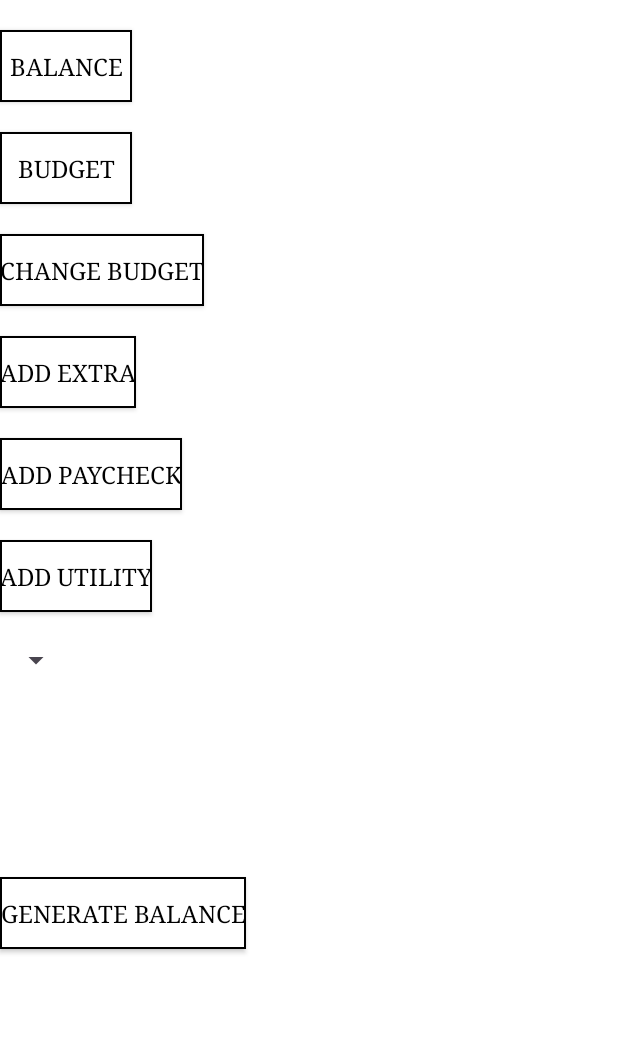
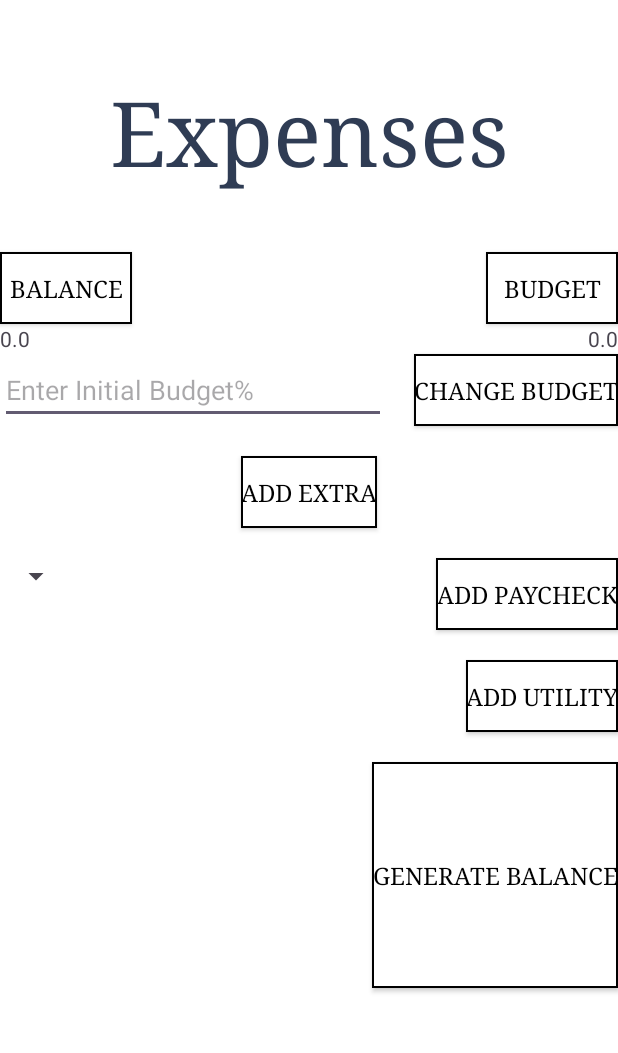
Before and after one commit to UTSA-CS-3443/UniWallet, an Android app: the ExpenseActivity screen opened directly, with no data from a screen before it, on a phone screen of 412 x 824 dp, the part 78-1131 px from its top. Run offline under Robolectric (Android 15) with nearby library versions, the phone set to English and light mode, and no system bars; 4 statements that could not run were skipped.

Commit message:
Expenses xml changed. Balance, budget, change budget all working.

```diff
--- a/app/src/main/java/com/example/uniwallet/ExpenseActivity.java
+++ b/app/src/main/java/com/example/uniwallet/ExpenseActivity.java
@@ -2,12 +2,20 @@ package com.example.uniwallet;
 
 import android.content.Intent;
 import android.os.Bundle;
+import android.view.View;
+import android.widget.Button;
+import android.widget.EditText;
+import android.widget.TextView;
 
 import androidx.appcompat.app.AppCompatActivity;
 
 import com.example.uniwallet.model.Account;
+import com.example.uniwallet.model.AccountManager;
 
 public class ExpenseActivity extends AppCompatActivity {
+    Account account;
+    EditText budgetText;
+    double budget = 0.0;
 
     protected void onCreate(Bundle savedInstanceState) {
         super.onCreate(savedInstanceState);
@@ -16,7 +24,43 @@ public class ExpenseActivity extends AppCompatActivity {
         Intent intent = getIntent();
 
         if (intent != null && intent.hasExtra("account")) {
-            Account account = (Account) intent.getSerializableExtra("account");
+             account = (Account) intent.getSerializableExtra("account");
         }
-    }
-}
+            TextView balanceTextView = findViewById(R.id.balanceTextView);
+            TextView budgetTextView = findViewById(R.id.budgetTextView);
+            AccountManager accountManager = new AccountManager(ExpenseActivity.this);
+            assert account != null;
+
+            double balance = accountManager.getBalanceFromFile(account);
+            String balanceString = String.valueOf(balance);
+            balanceTextView.setText(balanceString);
+
+            double budget = accountManager.getBudgetFromFile(account);
+            String budgetString = String.valueOf(budget);
+            budgetTextView.setText(budgetString);
+
+            Button submitBudgetButton = findViewById(R.id.change_budgetButton);
+            budgetText = findViewById(R.id.initialBudgetField);
+
+            submitBudgetButton.setOnClickListener(new View.OnClickListener() {
+                @Override
+                public void onClick(View v) {
+                    updateAccountBudget();
+                    double budget = accountManager.getBudgetFromFile(account);
+                    String budgetString = String.valueOf(budget);
+                    budgetTextView.setText(budgetString);
+                }
+            });
+        }
+        private void updateAccountBudget () {
+            String budgetString = budgetText.getText().toString();
+            if (!budgetString.isEmpty()) {
+                budget = Double.parseDouble(budgetString);
+                if (account != null) {
+                    account.setBudget(budget);
+                    AccountManager accountManager = new AccountManager(ExpenseActivity.this);
+                    accountManager.updateBudgetInFile(account, budget); // Update budget in the file
+                }
+            }
+        }
+        }
--- a/app/src/main/java/com/example/uniwallet/model/AccountManager.java
+++ b/app/src/main/java/com/example/uniwallet/model/AccountManager.java
@@ -123,7 +123,8 @@ public class AccountManager implements Serializable {
             String line;
             while ((line = reader.readLine()) != null) {
                 String[] parts = line.split(",");
-                if (parts.length >= 3 && parts[0].equals(String.valueOf(account.getUserID()))) {
+                // && parts[0].equals(String.valueOf(account.getUserID()))
+                if (parts.length >= 3) {
                     budget = Double.parseDouble(parts[1]);
                     break;
                 }
@@ -149,7 +150,8 @@ public class AccountManager implements Serializable {
             String line;
             while ((line = reader.readLine()) != null) {
                 String[] parts = line.split(",");
-                if (parts.length >= 3 && parts[0].equals(String.valueOf(account.getUserID()))) {
+                //&& parts[0].equals(String.valueOf(account.getUserID())
+                if (parts.length >= 3 ) {
                     balance = Double.parseDouble(parts[2]);
                     break;
                 }
@@ -174,8 +176,10 @@ public class AccountManager implements Serializable {
             String line;
             while ((line = reader.readLine()) != null) {
                 String[] parts = line.split(",");
-                if (parts.length >= 3 && parts[0].equals(String.valueOf(account.getUserID()))) {
+                //&& parts[0].equals(String.valueOf(account.getUserID()))
+                if (parts.length >= 3) {
                     parts[2] = String.valueOf(balance); // Update balance value
+                    account.setBalance(balance);
                 }
                 updatedLines.add(String.join(",", parts));
             }
@@ -203,8 +207,10 @@ public class AccountManager implements Serializable {
             String line;
             while ((line = reader.readLine()) != null) {
                 String[] parts = line.split(",");
-                if (parts.length >= 3 && parts[0].equals(String.valueOf(account.getUserID()))) {
+                //&& parts[0].equals(String.valueOf(account.getUserID())
+                if (parts.length >= 3 ) {
                     parts[1] = String.valueOf(budget); // Update budget value
+                    account.setBalance(budget);
                 }
                 updatedLines.add(String.join(",", parts));
             }
--- a/app/src/main/res/layout/activity_expenses.xml
+++ b/app/src/main/res/layout/activity_expenses.xml
@@ -15,6 +15,19 @@
         android:textSize="40sp"
         android:typeface="serif" />
 
+    <TextView
+        android:id="@+id/expenses_header_text"
+        android:layout_width="300dp"
+        android:layout_height="100dp"
+        android:layout_below="@id/header_title"
+        android:layout_centerHorizontal="true"
+        android:layout_marginTop="48dp"
+        android:gravity="center_horizontal"
+        android:text="Expenses"
+        android:textColor="@color/colorTitleHeader"
+        android:textSize="60sp"
+        android:typeface="serif" />
+
     <androidx.appcompat.widget.AppCompatButton
         android:id="@+id/balanceButton"
         android:layout_width="wrap_content"
@@ -22,8 +35,23 @@
         android:text="Balance"
         android:textColor="@color/black"
         style="@style/ButtonStyle2"
-        android:layout_below="@id/header_title"
+        android:layout_below="@id/expenses_header_text"
         android:layout_marginTop="20dp"/>
+
+    <TextView
+        android:id="@+id/balanceTextView"
+        android:layout_width="wrap_content"
+        android:layout_height="wrap_content"
+        android:text="balance text"
+        android:layout_below="@id/balanceButton"/>
+
+    <TextView
+        android:id="@+id/budgetTextView"
+        android:layout_width="wrap_content"
+        android:layout_height="wrap_content"
+        android:text="budget text"
+        android:layout_alignParentEnd="true"
+        android:layout_below="@id/budgetButton"/>
 
     <androidx.appcompat.widget.AppCompatButton
         android:id="@+id/budgetButton"
@@ -31,8 +59,9 @@
         android:layout_height="wrap_content"
         android:textColor="@color/black"
         android:text="Budget"
+        android:layout_alignParentEnd="true"
         style="@style/ButtonStyle2"
-        android:layout_below="@id/balanceButton"
+        android:layout_below="@id/expenses_header_text"
         android:layout_marginTop="20dp"/>
 
     <androidx.appcompat.widget.AppCompatButton
@@ -41,9 +70,20 @@
         android:layout_height="wrap_content"
         android:textColor="@color/black"
         android:text="Change Budget"
+        android:layout_alignParentEnd="true"
         style="@style/ButtonStyle2"
         android:layout_below="@id/budgetButton"
         android:layout_marginTop="20dp"/>
+
+
+    <EditText
+        android:id="@+id/initialBudgetField"
+        android:layout_width="257dp"
+        android:layout_height="wrap_content"
+        android:layout_below="@id/balanceTextView"
+        android:layout_marginTop="2dp"
+        android:hint="Enter Initial Budget%"
+        android:inputType="numberDecimal" />
 
     <androidx.appcompat.widget.AppCompatButton
         android:id="@+id/add_extra_button"
@@ -51,6 +91,7 @@
         android:layout_height="wrap_content"
         android:textColor="@color/black"
         android:text="Add Extra"
+        android:layout_centerHorizontal="true"
         style="@style/ButtonStyle2"
         android:layout_below="@id/change_budgetButton"
         android:layout_marginTop="20dp"/>
@@ -61,6 +102,7 @@
         android:layout_height="wrap_content"
         android:textColor="@color/black"
         android:text="Add Paycheck"
+        android:layout_alignParentEnd="true"
         style="@style/ButtonStyle2"
         android:layout_below="@id/add_extra_button"
         android:layout_marginTop="20dp"/>
@@ -71,6 +113,7 @@
         android:layout_height="wrap_content"
         android:textColor="@color/black"
         android:text="add utility"
+        android:layout_alignParentEnd="true"
         style="@style/ButtonStyle2"
         android:layout_below="@id/add_paycheck_button"
         android:layout_marginTop="20dp"/>
@@ -82,13 +125,18 @@
        />
 
     <!-- Repeat similar elements for other buttons -->
+
     <androidx.appcompat.widget.AppCompatButton
         android:id="@+id/generateBalanceButton"
         style="@style/ButtonStyle2"
         android:layout_width="wrap_content"
         android:layout_height="wrap_content"
+        android:layout_below="@id/utility_cost_button"
+        android:layout_alignParentEnd="true"
         android:layout_alignParentBottom="true"
-        android:layout_marginBottom="139dp"
+        android:layout_marginTop="20dp"
+        android:layout_marginEnd="0dp"
+        android:layout_marginBottom="113dp"
         android:text="Generate Balance"
         android:textColor="@color/black" />
 
@@ -96,7 +144,7 @@
         android:id="@+id/expenseTypeSpinner"
         android:layout_width="wrap_content"
         android:layout_height="wrap_content"
-        android:layout_below="@id/utility_cost_button"
+        android:layout_below="@id/add_extra_button"
         android:layout_marginTop="20dp" />
 
 </RelativeLayout>
--- a/app/src/main/res/layout/activity_main.xml
+++ b/app/src/main/res/layout/activity_main.xml
@@ -84,7 +84,7 @@
         android:layout_height="wrap_content"
         android:layout_below="@id/initialBalanceField"
         android:layout_marginTop="10dp"
-        android:hint="Enter Initial Budget"
+        android:hint="Enter Initial Budget%"
         android:inputType="numberDecimal" />
 
     <Spinner
```
